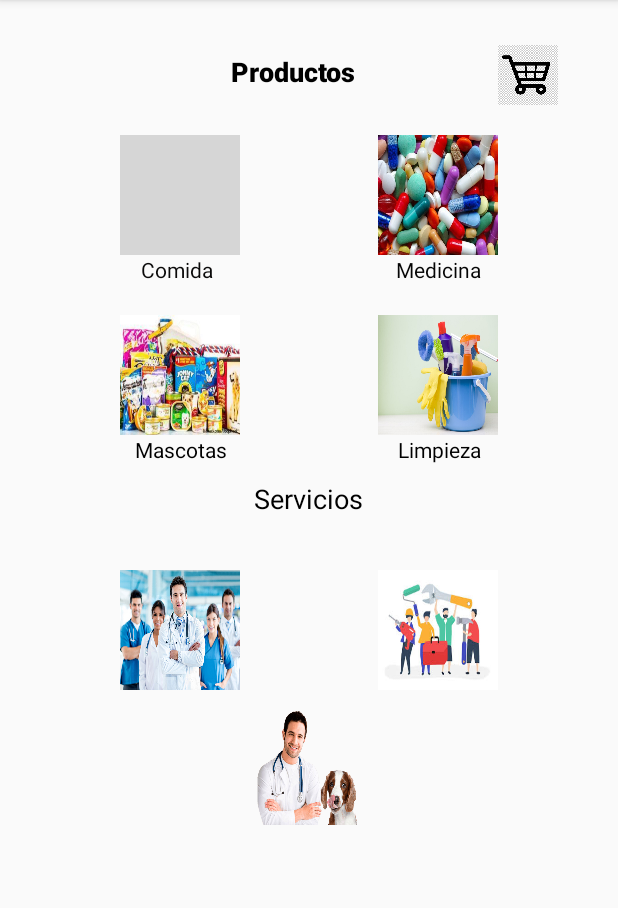
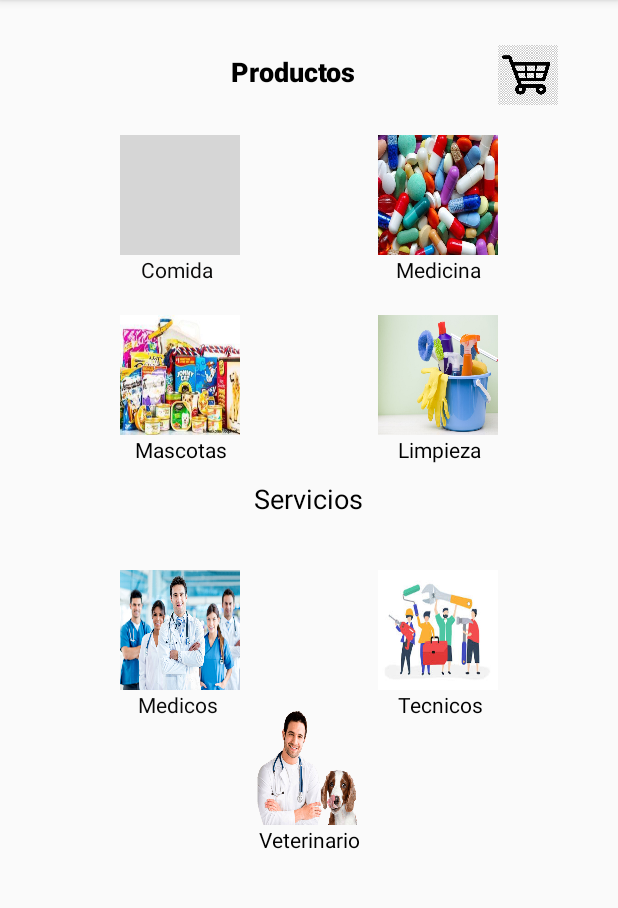
Before and after one commit to NicoDupleich2704/Proyecto1, an Android app: the MainActivity screen opened directly, with no data from a screen before it, on a phone screen of 412 x 824 dp, the part 84-992 px from its top. Run offline under Robolectric (Android 15) with nearby library versions, the phone set to English and light mode, and no system bars; grey boxes are pictures that could not be loaded.

Commit message:
Merge branch 'master' of https://github.com/NicoDupleich2704/Proyecto1
# Conflicts:
#	app/src/main/AndroidManifest.xml

```diff
--- a/app/src/main/res/layout/activity_main.xml
+++ b/app/src/main/res/layout/activity_main.xml
@@ -196,4 +196,37 @@
         android:textColor="#000000"
         app:layout_constraintEnd_toEndOf="parent"
         app:layout_constraintTop_toBottomOf="@+id/BotonLimpieza" />
+
+    <TextView
+        android:id="@+id/txt_medicos"
+        android:layout_width="wrap_content"
+        android:layout_height="wrap_content"
+        android:layout_marginStart="92dp"
+        android:text="@string/BotonMedicos"
+        android:textAlignment="center"
+        android:textColor="#090909"
+        app:layout_constraintStart_toStartOf="parent"
+        app:layout_constraintTop_toBottomOf="@+id/BotonMedicos" />
+
+    <TextView
+        android:id="@+id/txt_tecnicos"
+        android:layout_width="wrap_content"
+        android:layout_height="wrap_content"
+        android:layout_marginEnd="90dp"
+        android:text="@string/BotonTecnicos"
+        android:textAlignment="center"
+        android:textColor="#000000"
+        app:layout_constraintEnd_toEndOf="parent"
+        app:layout_constraintTop_toBottomOf="@+id/BotonTecnicos" />
+
+    <TextView
+        android:id="@+id/txt_veterinario"
+        android:layout_width="wrap_content"
+        android:layout_height="wrap_content"
+        android:text="@string/BotonVeterinario"
+        android:textAlignment="center"
+        android:textColor="#000000"
+        app:layout_constraintEnd_toEndOf="parent"
+        app:layout_constraintStart_toStartOf="parent"
+        app:layout_constraintTop_toBottomOf="@+id/Veterinario" />
 </androidx.constraintlayout.widget.ConstraintLayout>
```
Also changed, not shown: app/src/main/res/layout/activity_iniciar_sesion.xml (+11 -11 lines).
